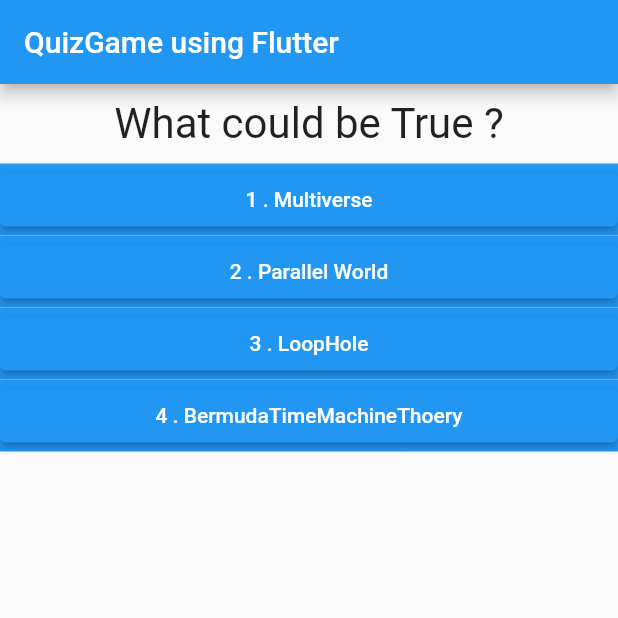
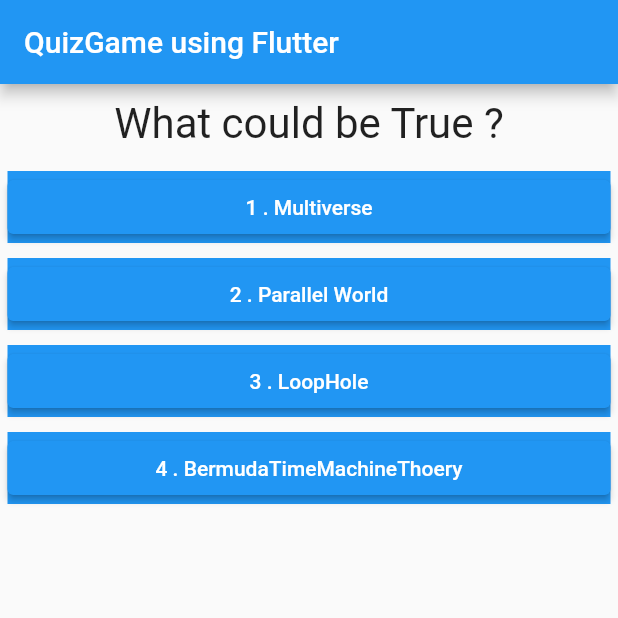
Before and after one commit to NileshTelang/FlutterLearning, a Flutter app: the screen it shows after launch, on a phone screen of 412 x 824 dp, the top half of it. Run offline on Flutter 3.47's test engine with Material 2 defaults, Android fonts, the phone set to English and light mode, and no system bars.

Commit message:
done commit

```diff
--- a/lib/answers.dart
+++ b/lib/answers.dart
@@ -10,6 +10,7 @@ class Answers extends StatelessWidget {
   Widget build(BuildContext context) {
     return Container(
       width: double.infinity,
+      margin: EdgeInsets.all(05),
       child: Container(
         color: Colors.blue,
         child: ElevatedButton(
--- a/lib/main.dart
+++ b/lib/main.dart
@@ -29,7 +29,7 @@ class _MyAppState extends State<MyApp> {
     {
       'questionText': 'What\'s your fave anime ? ',
       'answers': [
-        {'text': '1 . Naruto', 'score': 05},
+        {'text': '1 . Naruto', 'score': 00},
         {'text': '2 . One Piece ', 'score': 00},
         {'text': '3 . Hentai', 'score': 10},
         {'text': '4 . RomCom', 'score': 10},
@@ -49,17 +49,27 @@ class _MyAppState extends State<MyApp> {
       'answers': [
         {'text': '1 . Until Their Last wish come true', 'score': 00},
         {'text': '2 . Until Their body Destroys ', 'score': 00},
-        {'text': '3 . until god appears', 'score': 00},
+        {'text': '3 . Until god appears', 'score': 00},
         {
-          'text': '4 . until you realise u r crazy to believe in this shit ',
+          'text':
+              '4 . Until You realise You Are Crazy To Believe In This Shit ',
           'score': 10
         },
       ]
     },
     {
+      'questionText': 'This Application Is built by  ?',
+      'answers': [
+        {'text': '1 . A Genius', 'score': 00},
+        {'text': '2 . A Legend ', 'score': 00},
+        {'text': '3 . A Creep ', 'score': 10},
+        {'text': '4 . Yours Only FBoy ', 'score': 00}
+      ],
+    },
+    {
       'questionText': 'Do you wanna die ?',
       'answers': [
-        {'text': '1 . Yes', 'score': 10},
+        {'text': '1 . Yes', 'score': 00},
         {'text': '2 . DropDead Already ', 'score': 10}
       ],
     }
```
Also changed, not shown: lib/result.dart (+6 -5 lines).
